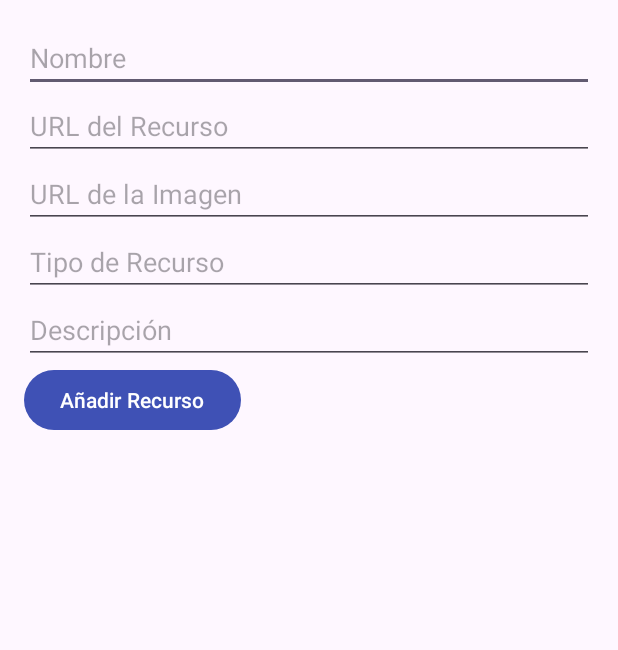
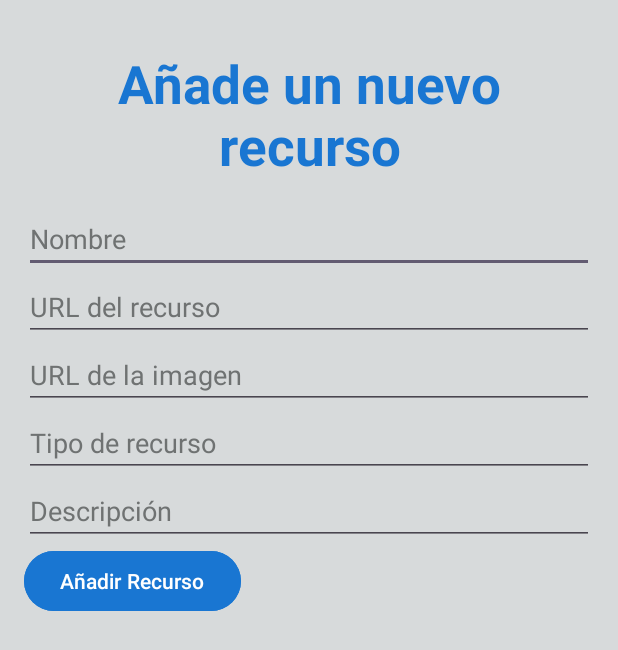
Before and after one commit to Josepo616/DSM_Desafio03, an Android app: the AddResourceActivity screen opened directly, with no data from a screen before it, on a phone screen of 412 x 824 dp. Shown: the top 650 px of the screen. Run offline under Robolectric (Android 15) with nearby library versions, the phone set to English and light mode, and no system bars.

Commit message:
Update activity_add_resource.xml

```diff
--- a/RetroResources/app/src/main/res/layout/activity_add_resource.xml
+++ b/RetroResources/app/src/main/res/layout/activity_add_resource.xml
@@ -1,43 +1,67 @@
 <!-- activity_add_resource.xml -->
 <LinearLayout xmlns:android="http://schemas.android.com/apk/res/android"
     android:layout_width="match_parent"
-    android:layout_height="wrap_content"
+    android:layout_height="match_parent"
     android:orientation="vertical"
+    android:background="@color/background_color"
     android:padding="16dp">
+
+    <TextView
+        android:id="@+id/textViewTitle"
+        android:layout_width="wrap_content"
+        android:layout_height="wrap_content"
+        android:text="@string/add_title"
+        android:textSize="35sp"
+        android:textStyle="bold"
+        android:padding="16dp"
+        android:textColor="@color/buttons"
+        android:gravity="center" />
 
     <EditText
         android:id="@+id/etNombre"
         android:layout_width="match_parent"
         android:layout_height="wrap_content"
-        android:hint="Nombre" />
+        android:textColor="@color/black"
+        android:textColorHint="@color/hintColor"
+        android:hint="@string/name_resource" />
 
     <EditText
         android:id="@+id/etEnlace"
         android:layout_width="match_parent"
         android:layout_height="wrap_content"
-        android:hint="URL del Recurso" />
+        android:textColorHint="@color/hintColor"
+        android:textColor="@color/black"
+        android:hint="@string/url_resource" />
 
     <EditText
         android:id="@+id/etImagenEnlace"
         android:layout_width="match_parent"
         android:layout_height="wrap_content"
-        android:hint="URL de la Imagen" />
+        android:textColorHint="@color/hintColor"
+        android:textColor="@color/black"
+        android:hint="@string/img_resource" />
 
     <EditText
         android:id="@+id/etTipo"
         android:layout_width="match_parent"
         android:layout_height="wrap_content"
-        android:hint="Tipo de Recurso" />
+        android:textColorHint="@color/hintColor"
+        android:textColor="@color/black"
+        android:hint="@string/type_resource" />
 
     <EditText
         android:id="@+id/etDescripcion"
         android:layout_width="match_parent"
         android:layout_height="wrap_content"
-        android:hint="Descripción" />
+        android:textColorHint="@color/hintColor"
+        android:textColor="@color/black"
+        android:hint="@string/description_resource" />
 
     <Button
         android:id="@+id/btnAddResource"
         android:layout_width="wrap_content"
         android:layout_height="wrap_content"
-        android:text="Añadir Recurso" />
+        android:backgroundTint="@color/buttons"
+        android:textColor="@color/white"
+        android:text="@string/add_recurso" />
 </LinearLayout>
```
